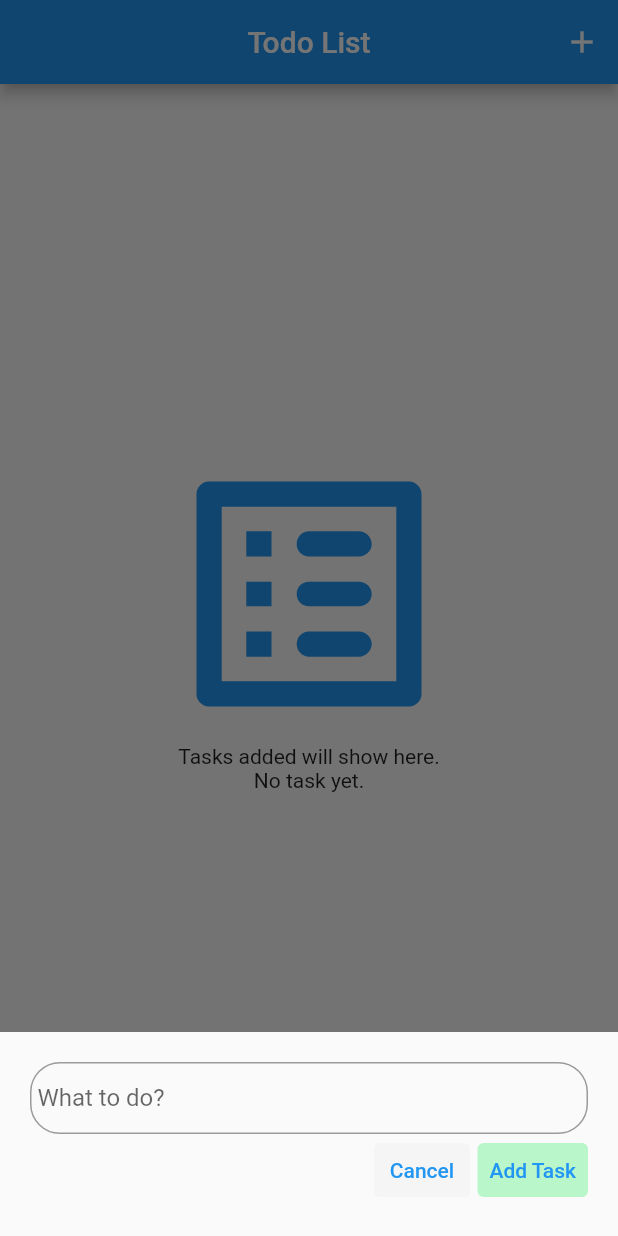
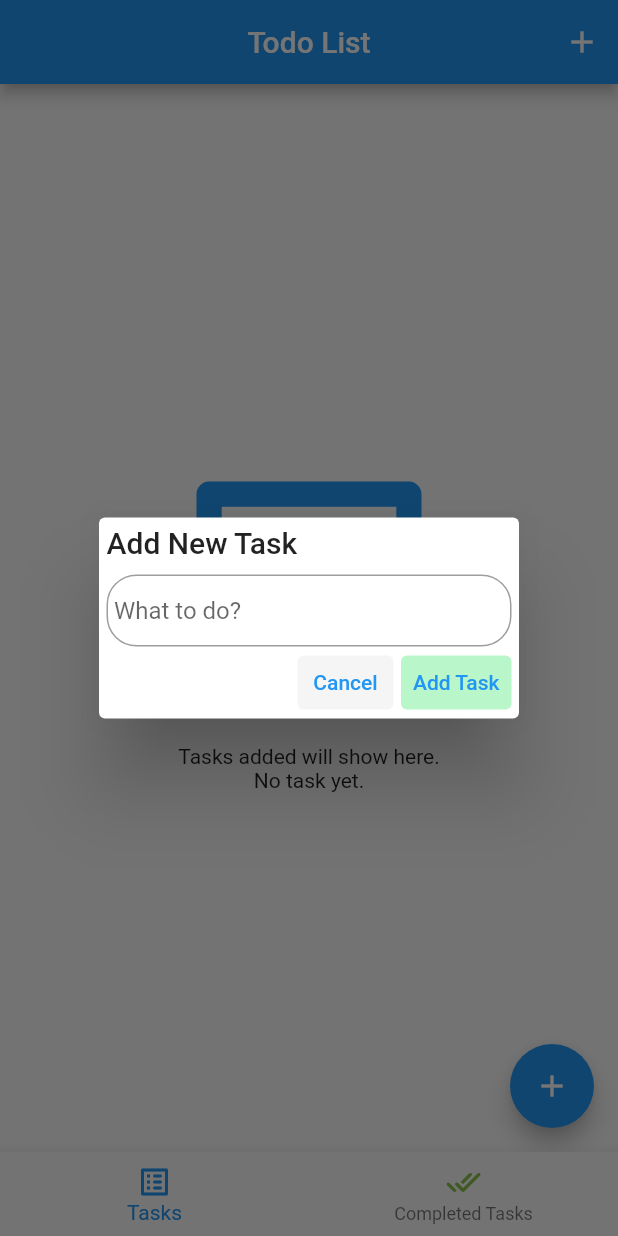
Before and after one commit to TechiePhil/SimpleTodoList, a Flutter app: the screen it shows after launch, after a tap on the "add" icon, on a phone screen of 412 x 824 dp. Run offline on Flutter 3.47's test engine with Material 2 defaults, Android fonts, the phone set to English and light mode, and no system bars.

Commit message:
update the file. to add a new task, open a modal sheet on the same page instead of opening a new page with Navigator

```diff
--- a/lib/pages/tasks_list.dart
+++ b/lib/pages/tasks_list.dart
@@ -33,7 +33,7 @@ class _TasksListPageState extends State<TasksListPage> {
             icon: Icon(Icons.add),
             onPressed: () {
               // functionality to add new task to the list
-              showInputDialog(context);
+              showInputModal(context);
             }
           ),
         ]
@@ -48,8 +48,8 @@ class _TasksListPageState extends State<TasksListPage> {
         ),
         floatingActionButton: FloatingActionButton(
           child: Icon(Icons.add),
-          onPressed: () {
-            showInputDialog(context);
+          onPressed: () async {
+            showInputModal(context);
           }
         )
     );
@@ -75,16 +75,32 @@ class _TasksListPageState extends State<TasksListPage> {
     ),
   );
 
-  void showInputDialog(BuildContext context) {
-    showModalBottomSheet(context: context, builder: (context) {
-      return GestureDetector(
-        child: SingleChildScrollView(
-          child: Container(
-            margin: EdgeInsets.all(10),
-            padding: EdgeInsets.all(10),
-            height: 116,
-            child: SingleChildScrollView(
-              child: Column(
+  // function to add the new task to the task list
+  void addTask(String task) {
+    setState(() {
+      database.unchecked.add(
+        TodoItem(
+          id: Random().nextInt(9999999).toString(),
+          checked: 'no',
+          note: task,
+        )
+      );
+    });
+  }
+
+  // open up a modal with the input text field to add new task
+  showInputModal(BuildContext context) async {
+    showDialog(
+      context: context,
+      builder: (context) {
+        return GestureDetector(
+          child: Center(
+            child: SimpleDialog(
+              titlePadding: EdgeInsets.only(left:5, top:5, bottom:10),
+              contentPadding: EdgeInsets.only(left:5, right:5),
+              title: Text('Add New Task'),
+              children: <Widget>[
+              Column(
                 children: <Widget>[
                   TextField(
                     controller: inputController,
@@ -108,6 +124,7 @@ class _TasksListPageState extends State<TasksListPage> {
                             Colors.grey.shade100,
                           )
                         ),
+                        // close the modal
                         onPressed: () {
                           Navigator.pop(context);
                         }
@@ -120,17 +137,10 @@ class _TasksListPageState extends State<TasksListPage> {
                             Colors.greenAccent.shade100
                           ),
                         ),
+                        // add a new (nonempty) task to the list
                         onPressed: () {
                           if (inputController.text.isNotEmpty) {
-                            setState(() {
-                              database.unchecked.add(
-                                TodoItem(
-                                  id: Random().nextInt(9999999).toString(),
-                                  checked: 'no',
-                                  note: inputController.text,
-                                )
-                              );
-                            });
+                            addTask(inputController.text);
                             // with each new task, update the database .json file
                             DatabaseFileRoutines().writeToDatabase(
                               databaseToJsonString(
@@ -139,7 +149,9 @@ class _TasksListPageState extends State<TasksListPage> {
                             // show database string
                             // print('this: ${databaseToJsonString(database, 'unchecked', 'checked')}');
                           }
+                          // clear the current text from the input text field
                           inputController.clear();
+                          // close the modal sheet
                           Navigator.pop(context);
                         }
                       ),
@@ -147,13 +159,12 @@ class _TasksListPageState extends State<TasksListPage> {
                   ),
                 ]
               ),
+              ]
             )
-          ),
-        ),
-        behavior: HitTestBehavior.opaque,
-        onTap: () {}
-      );
-    });
+          )
+        );
+      }
+    );
   }
 
   // load todo list from database file (.json file)
@@ -169,7 +180,6 @@ class _TasksListPageState extends State<TasksListPage> {
   // build the todo list and display them
   Widget buildListView(AsyncSnapshot snapshot) {
     return ListView.builder(
-      // cross-check "itemCount: snapshot.data.length", it has a logic error!
       itemCount: database.unchecked.length,
       itemBuilder: (BuildContext context, int index) {
         return Dismissible(
```
